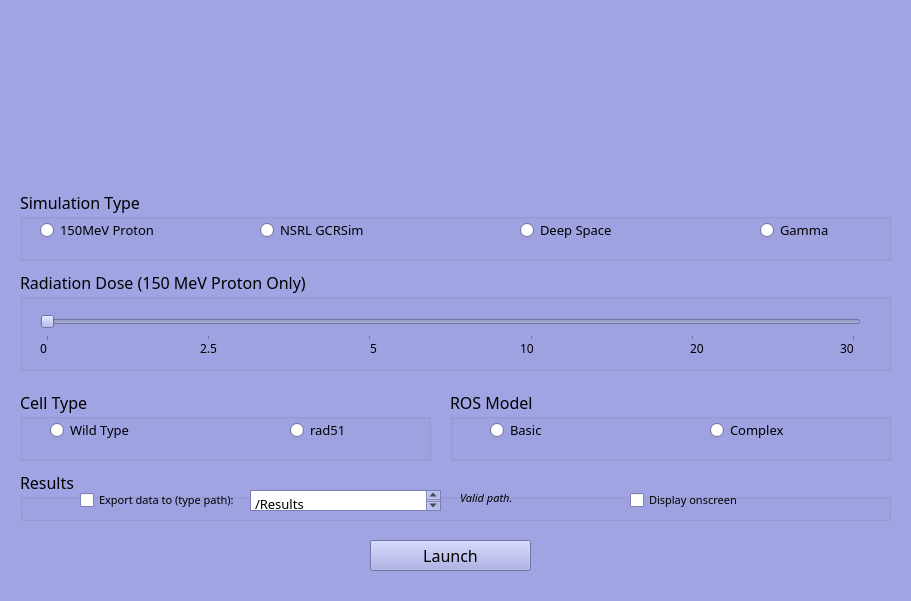
The window that gui/form.ui (dannyofmiami/AMMPER) describes before a commit, drawn with Qt 5.
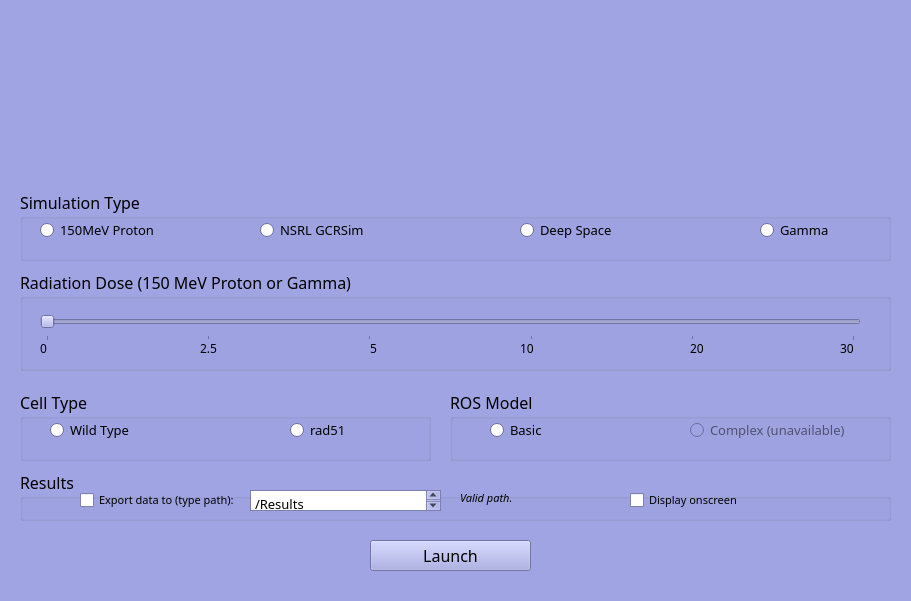
The same window after the commit. The open tabs and pages were chosen to show the change. Icons and pictures are not drawn.

Commit message: Disable Complex ROS, fix Gamma dose handling, and refresh the README

Diff of the .ui file:
```diff
--- a/gui/form.ui
+++ b/gui/form.ui
@@ -1119,7 +1119,7 @@
       </font>
      </property>
      <property name="title">
-      <string>Radiation Dose (150 MeV Proton Only)</string>
+      <string>Radiation Dose (150 MeV Proton or Gamma)</string>
      </property>
      <widget class="QSlider" name="horizontalSlider">
       <property name="geometry">
@@ -1358,9 +1358,9 @@
      <widget class="QRadioButton" name="radioButton_8">
       <property name="geometry">
        <rect>
-        <x>260</x>
+        <x>240</x>
         <y>30</y>
-        <width>89</width>
+        <width>175</width>
         <height>20</height>
        </rect>
       </property>
@@ -1370,8 +1370,11 @@
         <pointsize>10</pointsize>
        </font>
       </property>
+      <property name="enabled">
+       <bool>false</bool>
+      </property>
       <property name="text">
-       <string>Complex</string>
+       <string>Complex (unavailable)</string>
       </property>
      </widget>
     </widget>
```
The commit also changes 19 other files.
